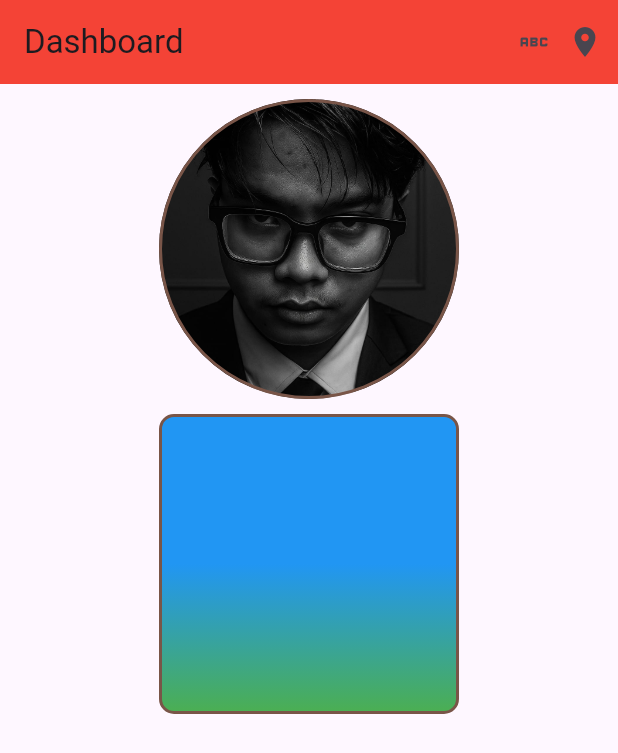
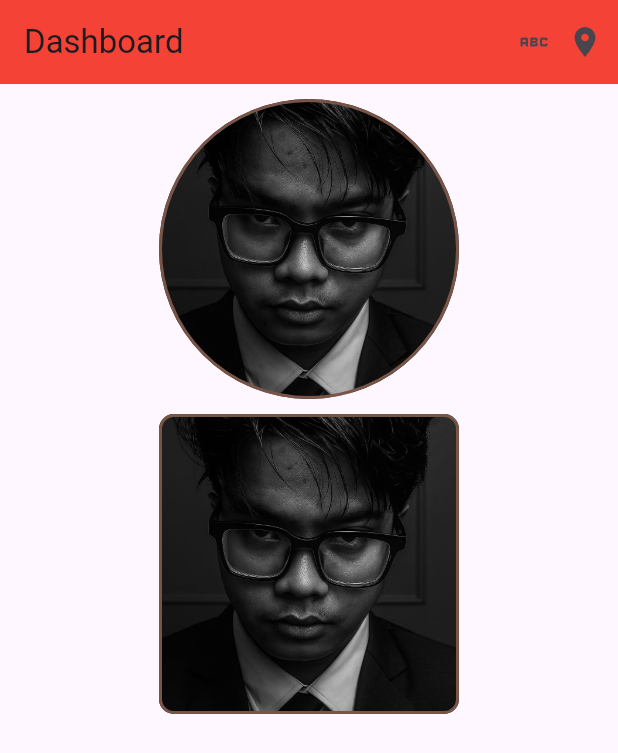
Before and after one commit to RIOKOWI/flutter_container, a Flutter app: the screen it shows after launch, on a phone screen of 412 x 824 dp. Shown: the top 753 px of the screen. Run offline on Flutter 3.47's test engine with Material 3 defaults, Android fonts, the phone set to English and light mode, and no system bars.

Commit message:
add photo in child 2

```diff
--- a/lib/main.dart
+++ b/lib/main.dart
@@ -63,13 +63,9 @@ class Home extends StatelessWidget {
                     decoration: BoxDecoration(
                       color: Colors.yellow,
                       borderRadius: BorderRadius.circular(10),
-                      gradient: LinearGradient(
-                        begin: Alignment.centerLeft,
-                        end: Alignment.bottomLeft,
-                        colors: [
-                          Colors.blue,
-                          Colors.green,
-                        ],
+                      image: DecorationImage(
+                        image: AssetImage("assets/images/cungpruy.jpg"),
+                        fit: BoxFit.cover,
                       ),
                       border: Border.all(
                         color: Colors.brown,
```
